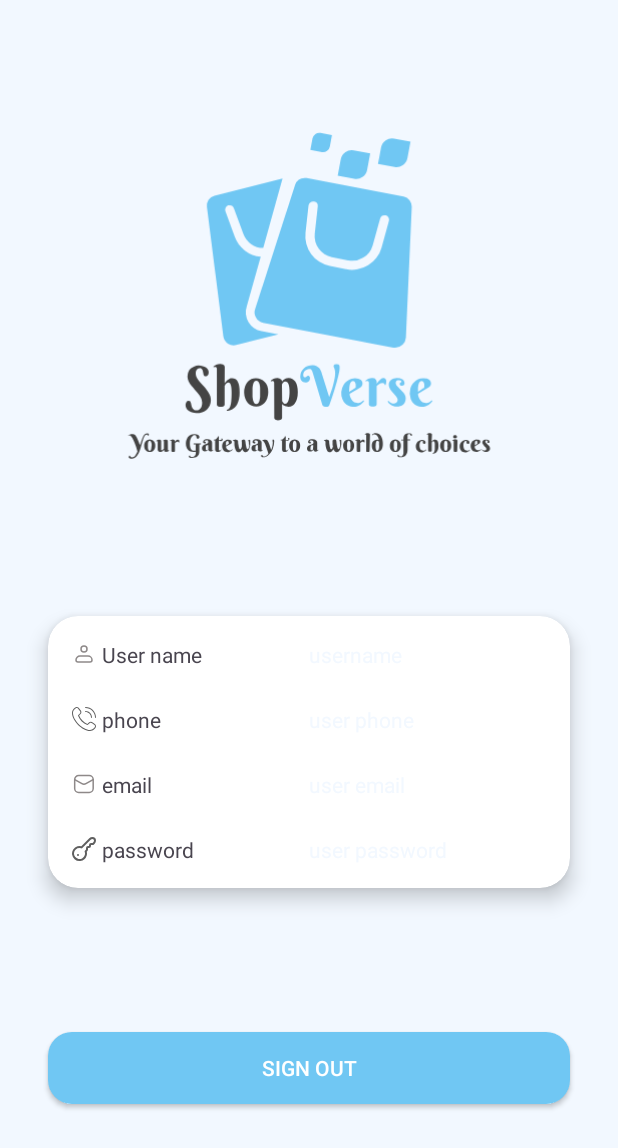
After one commit to mariam021/Shop-Verse, an Android app: the layout fragment_profile.xml on its own in the app's theme, with its tools: preview values and no code run, on a phone screen of 412 x 824 dp. The commit adds this screen. Shown: the top 1148 px of the screen. Run offline under Robolectric (Android 15) with nearby library versions, the phone set to English and light mode, and no system bars.

Commit message:
##add profile feature

```diff
--- a/app/src/main/java/com/example/shopverse/presentation/signup/SignUpFragment.kt
+++ b/app/src/main/java/com/example/shopverse/presentation/signup/SignUpFragment.kt
@@ -63,9 +63,9 @@ class SignUpFragment : Fragment() {
         }
     }
     private fun validation(userName: String, email: String, password: String, phone: String): Boolean {
-        val isPasswordValid = Regex("^(?=.[A-Z])(?=.\\d)(?=.[@$!%?&])[A-Za-z\\d@$!%*?&]{8,}$")
+        val isPasswordValid = Regex("^(?=.*[A-Z])(?=.*\\d)(?=.*[@\$!%*?&])[A-Za-z\\d@\$!%*?&]{8,}\$")
         val iEmailValid = Regex("^[A-Za-z0-9+_.-]+@[A-Za-z0-9.-]+\\.[A-Za-z]{2,6}$")
-        if (userName.isEmpty()  ||email.isEmpty()  ||password.isEmpty() || phone.isEmpty()) {
+        if (userName.isEmpty() || email.isEmpty() || password.isEmpty() || phone.isEmpty()) {
             Toast.makeText(requireContext(), "Please fill all the fields", Toast.LENGTH_LONG).show()
             return false
         }
--- /dev/null
+++ b/app/src/main/res/layout/fragment_profile.xml
@@ -0,0 +1,174 @@
+<?xml version="1.0" encoding="utf-8"?>
+<androidx.constraintlayout.widget.ConstraintLayout
+    xmlns:android="http://schemas.android.com/apk/res/android"
+    xmlns:app="http://schemas.android.com/apk/res-auto"
+    xmlns:tools="http://schemas.android.com/tools"
+    tools:context="com.example.shopverse.presentation.profile.ProfileFragment"
+    android:layout_height="match_parent"
+    android:background="@color/primary_100"
+    android:layout_width="match_parent">
+
+
+    <ImageView
+        android:id="@+id/imageViewChef"
+        android:layout_width="match_parent"
+        android:layout_height="250dp"
+        android:src="@drawable/ic_logo"
+        app:layout_constraintBottom_toTopOf="@+id/cardViewInfo"
+        app:layout_constraintEnd_toEndOf="parent"
+        app:layout_constraintStart_toStartOf="parent"
+        app:layout_constraintTop_toTopOf="parent"
+
+        />
+
+
+    <androidx.cardview.widget.CardView
+        android:id="@+id/cardViewInfo"
+        android:layout_width="0dp"
+        android:layout_height="wrap_content"
+        android:layout_marginStart="32dp"
+        android:layout_marginTop="16dp"
+        android:layout_marginEnd="32dp"
+        android:layout_marginBottom="24dp"
+        app:cardCornerRadius="20dp"
+        app:cardElevation="8dp"
+        app:layout_constraintBottom_toTopOf="@+id/btnSignOut"
+        app:layout_constraintEnd_toEndOf="parent"
+        app:layout_constraintStart_toStartOf="parent"
+        app:layout_constraintTop_toBottomOf="@+id/imageViewChef">
+
+        <LinearLayout
+            android:id="@+id/container"
+            android:layout_width="match_parent"
+            android:layout_height="wrap_content"
+            android:orientation="vertical"
+            android:padding="16dp">
+
+            <!-- Row for Name and Username -->
+            <LinearLayout
+                android:layout_width="match_parent"
+                android:layout_height="wrap_content"
+                android:layout_marginBottom="8dp"
+                android:orientation="horizontal">
+
+                <TextView
+                    android:id="@+id/textName"
+                    android:layout_width="0dp"
+                    android:layout_height="wrap_content"
+                    android:layout_weight="1"
+                    android:drawablePadding="4dp"
+                    android:text="User name"
+                    app:drawableStartCompat="@drawable/ic_name" />
+
+                <TextView
+                    android:id="@+id/userName"
+                    android:layout_width="0dp"
+
+                    android:layout_height="wrap_content"
+                    android:layout_weight="1"
+                    android:text="username"
+                    android:textColor="@color/primary_100" />
+            </LinearLayout>
+
+            <!-- Row for Phone and User Phone -->
+            <LinearLayout
+                android:layout_width="match_parent"
+                android:layout_height="wrap_content"
+                android:layout_marginBottom="8dp"
+                android:orientation="horizontal">
+
+                <TextView
+                    android:id="@+id/textPhone"
+                    android:layout_width="0dp"
+                    android:layout_height="wrap_content"
+                    android:layout_marginTop="16dp"
+                    android:layout_weight="1"
+                    android:drawablePadding="4dp"
+                    android:text="phone"
+                    app:drawableStartCompat="@drawable/phone_ic" />
+
+                <TextView
+                    android:id="@+id/userPhone"
+                    android:layout_width="0dp"
+                    android:layout_height="wrap_content"
+
+                    android:layout_marginTop="16dp"
+                    android:layout_weight="1"
+                    android:text="user phone"
+                    android:textColor="@color/primary_100" />
+            </LinearLayout>
+
+            <!-- Row for Email and User Email -->
+            <LinearLayout
+                android:layout_width="match_parent"
+                android:layout_height="wrap_content"
+                android:layout_marginBottom="8dp"
+                android:orientation="horizontal">
+
+                <TextView
+                    android:id="@+id/textViewEmail"
+                    android:layout_width="0dp"
+                    android:layout_height="wrap_content"
+                    android:layout_marginTop="16dp"
+                    android:layout_weight="1"
+                    android:drawablePadding="4dp"
+                    android:text="email"
+                    app:drawableStartCompat="@drawable/ic_pemail" />
+
+                <TextView
+                    android:id="@+id/email"
+                    android:layout_width="0dp"
+
+                    android:layout_height="wrap_content"
+                    android:layout_marginTop="16dp"
+                    android:layout_weight="1"
+                    android:text="user email"
+                    android:textColor="@color/primary_100" />
+            </LinearLayout>
+
+            <!-- Row for Password and User Password -->
+            <LinearLayout
+                android:layout_width="match_parent"
+                android:layout_height="wrap_content"
+                android:orientation="horizontal">
+
+                <TextView
+                    android:id="@+id/textViewPassword"
+                    android:layout_width="0dp"
+                    android:layout_height="wrap_content"
+                    android:layout_marginTop="16dp"
+                    android:layout_weight="1"
+                    android:drawablePadding="4dp"
+                    android:text="password"
+                    app:drawableStartCompat="@drawable/password_ic" />
+
+                <TextView
+                    android:id="@+id/userPassword"
+                    android:layout_width="0dp"
+                    android:layout_height="wrap_content"
+                    android:layout_marginTop="16dp"
+                    android:layout_weight="1"
+                    android:text="user password"
+                    android:textColor="@color/primary_100" />
+            </LinearLayout>
+
+        </LinearLayout>
+
+    </androidx.cardview.widget.CardView>
+
+    <androidx.appcompat.widget.AppCompatButton
+        android:id="@+id/btnSignOut"
+        android:layout_width="0dp"
+        android:layout_height="wrap_content"
+        android:layout_marginStart="32dp"
+        android:layout_marginEnd="32dp"
+        android:layout_marginBottom="16dp"
+        android:background="@drawable/rounded_button_active"
+        android:text="sign out"
+        android:textColor="@color/white"
+        app:layout_constraintBottom_toBottomOf="parent"
+        app:layout_constraintTop_toBottomOf="@id/cardViewInfo"
+        app:layout_constraintEnd_toEndOf="parent"
+        app:layout_constraintStart_toStartOf="parent" />
+
+</androidx.constraintlayout.widget.ConstraintLayout>
--- a/app/src/main/res/navigation/nav_graph.xml
+++ b/app/src/main/res/navigation/nav_graph.xml
@@ -61,12 +61,12 @@
         tools:layout="@layout/fragment_favorite" />
     <fragment
         android:id="@+id/profileFragment"
-        android:name="com.example.shopverse.presentation.ProfileFragment"
+        android:name="com.example.shopverse.presentation.profile.ProfileFragment"
         android:label="fragment_profile"
         tools:layout="@layout/fragment_profile" />
     <fragment
         android:id="@+id/searchFragment"
-        android:name="com.example.shopverse.presentation.SearchFragment"
+        android:name="com.example.shopverse.presentation.search.SearchFragment"
         android:label="fragment_search"
         tools:layout="@layout/fragment_search" />
 </navigation>
```
Also changed, not shown: app/src/main/java/com/example/shopverse/presentation/EnteryActivity.kt (+14 -0 lines), app/src/main/java/com/example/shopverse/presentation/profile/ProfileFragment.kt (added, +64 -0 lines), app/src/main/java/com/example/shopverse/presentation/profile/ProfileVM.kt (added, +33 -0 lines), app/src/main/java/com/example/shopverse/presentation/profile/ProfileViewModelFactory.kt (added, +14 -0 lines), app/src/main/java/com/example/shopverse/presentation/search/SearchFragment.kt (added, +60 -0 lines), app/src/main/res/layout/fragment_search.xml (added, +14 -0 lines).
